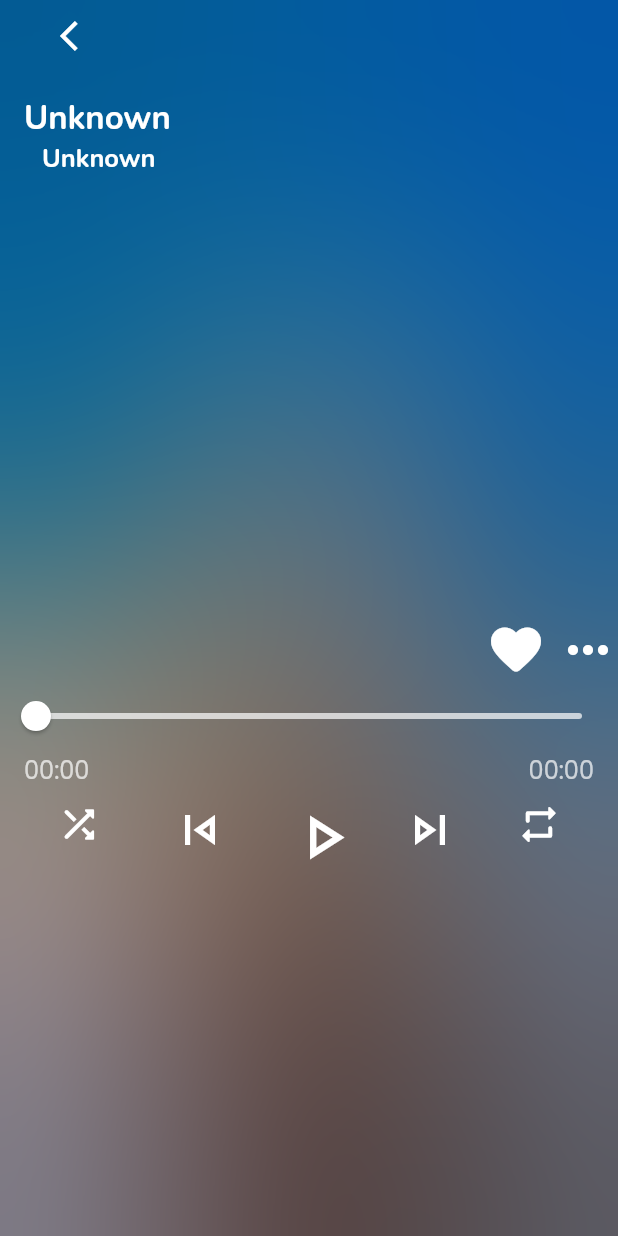
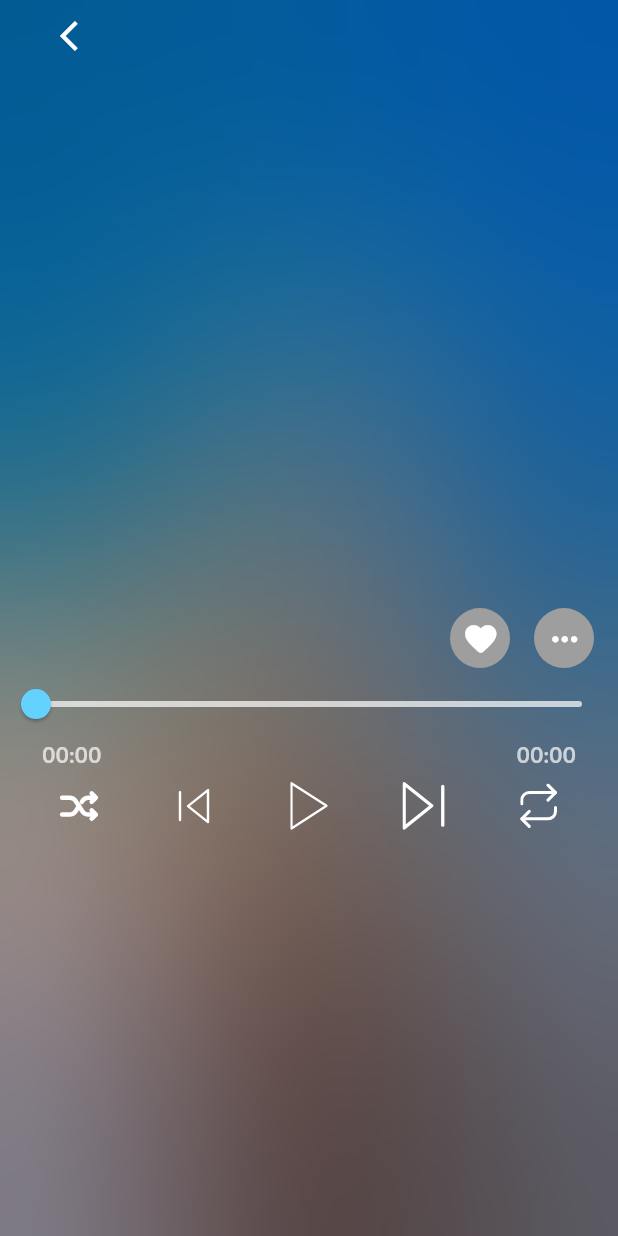
Before and after one commit to letanssang/music_app_flutter_monstarlab, a Flutter app: the MusicPlayerPage screen opened by its route, on a phone screen of 412 x 824 dp. Run offline on Flutter 3.47's test engine with Material 2 defaults, Android fonts, the phone set to English and light mode, and no system bars; our stand-ins replace audioplayers, flutter_riverpod, flutter_svg, freezed_annotation, on_audio_query, permission_handler.

```diff
--- a/lib/ui/music_player_page/music_player_page.dart
+++ b/lib/ui/music_player_page/music_player_page.dart
@@ -1,5 +1,6 @@
 import 'package:flutter/material.dart';
 import 'package:flutter_riverpod/flutter_riverpod.dart';
+import 'package:flutter_svg/flutter_svg.dart';
 import 'package:music_app/ui/blur_image_background.dart';
 
 import '../../data/models/song.dart';
@@ -20,9 +21,6 @@ class MusicPlayerPage extends ConsumerWidget {
 
   @override
   Widget build(BuildContext context, WidgetRef ref) {
-    Future.delayed(Duration.zero, () {
-      ref.read(musicPlayerViewModelProvider.notifier).init();
-    });
     Song song = ref.watch(musicPlayerViewModelProvider).song;
     final viewModel = ref.read(musicPlayerViewModelProvider.notifier);
     ref.watch(musicPlayerViewModelProvider).audioPlayer.onPositionChanged.listen((event) {
@@ -83,18 +81,36 @@ class MusicPlayerPage extends ConsumerWidget {
               ),
               Row(
                 mainAxisAlignment: MainAxisAlignment.end,
-                children: const [
-                  IconButton(
+                children: [
+                  Container(
+                    height: 40,
+                    width: 40,
+                    margin: const EdgeInsets.only(right: 16),
+                    decoration: const BoxDecoration(
+                      shape: BoxShape.circle,
+                      color: Colors.grey,
+                    ),
+                    child: IconButton(
                         onPressed: null,
                         icon: Icon(
                           Icons.favorite_rounded,
                           color: Colors.white,
-                        size: 40,
+                          size: 25,
                         )),
-                  IconButton(
+                  ),
+                  Container(
+                    height: 40,
+                    width: 40,
+                    margin: const EdgeInsets.only(right: 16),
+                    decoration: BoxDecoration(
+                      shape: BoxShape.circle,
+                      color: Colors.grey,
+                    ),
+                    child: IconButton(
                         onPressed: null,
                         icon: Icon(Icons.more_horiz_rounded,
-                          color: Colors.white, size: 40)),
+                            color: Colors.white, size: 25)),
+                  ),
                 ],
               ),
               Slider(
@@ -102,13 +118,13 @@ class MusicPlayerPage extends ConsumerWidget {
                 min: 0,
                 max: song.duration.inSeconds.toDouble(),
                 inactiveColor: Colors.white70,
-                activeColor: Colors.white,
+                activeColor: Color(0xFF64D2FF),
                 onChanged: (double value) {
                   viewModel.seek(Duration(seconds: value.toInt()));
                 },
               ),
               Container(
-                margin: const EdgeInsets.symmetric(horizontal: 16),
+                margin: const EdgeInsets.symmetric(horizontal: 28),
                 child: Row(
                   mainAxisAlignment: MainAxisAlignment.spaceBetween,
                   children: [
@@ -116,14 +132,18 @@ class MusicPlayerPage extends ConsumerWidget {
                       formatDuration(currentPosition),
                       style: const TextStyle(
                         color: Colors.white70,
-                        fontSize: 16,
+                        fontSize: 15,
+                        fontFamily: 'Nunito',
+                        fontWeight: FontWeight.bold,
                       ),
                     ),
                     Text(
                       formatDuration(song.duration),
                       style: const TextStyle(
                         color: Colors.white70,
-                        fontSize: 16,
+                        fontSize: 15,
+                        fontFamily: 'Nunito',
+                        fontWeight: FontWeight.bold,
                       ),
                     ),
                   ],
@@ -132,49 +152,48 @@ class MusicPlayerPage extends ConsumerWidget {
               Row(
                 mainAxisAlignment: MainAxisAlignment.spaceEvenly,
                 children: [
-                  const IconButton(
+                  IconButton(
                       onPressed: null,
-                      icon: Icon(
-                        Icons.shuffle_rounded,
-                        size: 30,
-                        color: Colors.white,
-                      )),
+                      icon: SvgPicture.asset(
+                        'assets/images/buttons/shuffle_off.svg',
+                        height: 30,
+                      )
+                      ),
                   IconButton(
-                      onPressed: viewModel.previous,
-                      icon: const Icon(
-                        Icons.skip_previous_outlined,
-                        size: 40,
-                        color: Colors.white,
-                      )),
+                      onPressed: viewModel.skipBack,
+                      icon: SvgPicture.asset(
+                        'assets/images/buttons/skip_back.svg',
+                        height: 40,
+                      )
+                      ),
                   IconButton(
                       onPressed: viewModel.isPlaying()
                           ? viewModel.pause
                           : viewModel.play,
                       icon: viewModel.isPlaying()
-                          ? const Icon(
-                              Icons.pause_outlined,
-                              size: 50,
-                              color: Colors.white,
+                          ? SvgPicture.asset(
+                              'assets/images/buttons/pause.svg',
+                              height: 50,
                       )
-                          : const Icon(
-                              Icons.play_arrow_outlined,
-                              size: 50,
-                              color: Colors.white,
-                            )),
+                          : SvgPicture.asset(
+                              'assets/images/buttons/play.svg',
+                              height: 50,
+                            )
+                      ),
                   IconButton(
-                      onPressed: viewModel.next,
-                      icon: const Icon(
-                        Icons.skip_next_outlined,
-                        size: 40,
-                        color: Colors.white,
-                      )),
-                  const IconButton(
+                      onPressed: viewModel.skipForward,
+                      icon: SvgPicture.asset(
+                        'assets/images/buttons/skip_forward.svg',
+                        height: 40,
+                      )
+                      ),
+                  IconButton(
                       onPressed: null,
-                      icon: Icon(
-                        Icons.repeat_rounded,
-                        size: 30,
-                        color: Colors.white,
-                      )),
+                      icon: SvgPicture.asset(
+                        'assets/images/buttons/repeat_off.svg',
+                        height: 30,
+                      )
+                      ),
                 ],
               )
             ],
--- a/lib/ui/music_player_page/view_model/music_player_state.dart
+++ b/lib/ui/music_player_page/view_model/music_player_state.dart
@@ -10,5 +10,9 @@ class MusicPlayerState with _$MusicPlayerState {
     required Song song,
     required AudioPlayer audioPlayer,
     required Duration currentPosition,
+    @Default(false) bool isPlaying,
+    @Default(false) bool isFavorite,
+    @Default(false) bool isShuffle,
+    @Default(false) bool isRepeat,
   }) = _MusicPLayerState;
 }
```
Also changed, not shown: lib/services/songs_provider.dart (+9 -5 lines), lib/ui/home_page/home_page.dart (+4 -5 lines), lib/ui/music_player_page/view_model/music_player_view_model.dart (+14 -17 lines), pubspec.yaml (+8 -1 lines), assets/images/buttons/pause.svg (added), assets/images/buttons/play.svg (added), assets/images/buttons/repeat.svg (added), assets/images/buttons/repeat_off.svg (added), assets/images/buttons/shuffle.svg (added), assets/images/buttons/shuffle_off.svg (added), assets/images/buttons/skip_back.svg (added), assets/images/buttons/skip_forward.svg (added), lib/ui/music_player_page/view_model/music_player_state.freezed.dart. Lines whose indentation alone changed are shown as unchanged.
